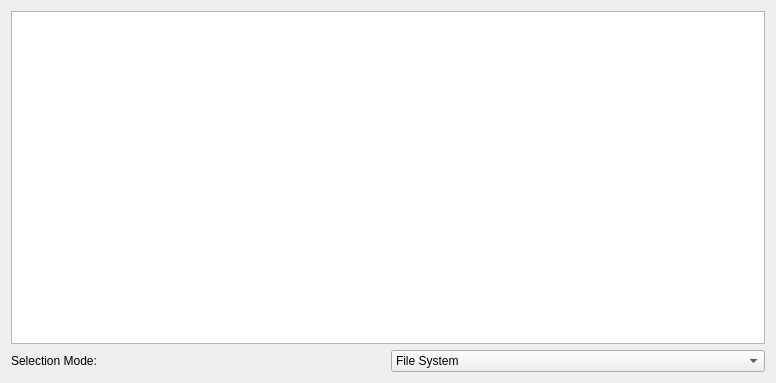
Above: src/libraries/wizard/select_component.ui from n7space/asn1scc.IDE before the change. Below: the same form after it.
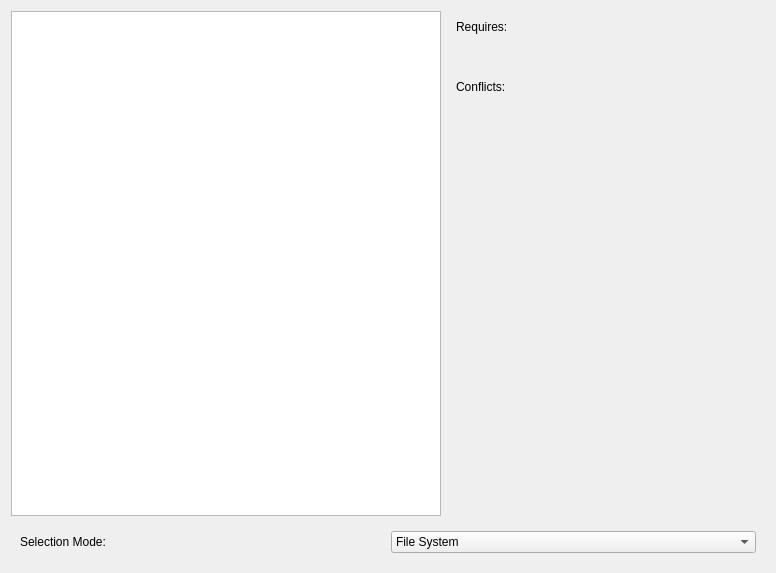
That is the form after the change.

Commit message: ASNIDE-216 Added widget in wizard to show relations between components

What changed in the file:
```diff
--- a/src/libraries/wizard/select_component.ui
+++ b/src/libraries/wizard/select_component.ui
@@ -7,15 +7,75 @@
     <x>0</x>
     <y>0</y>
     <width>776</width>
-    <height>383</height>
+    <height>573</height>
    </rect>
   </property>
+  <property name="sizePolicy">
+   <sizepolicy hsizetype="Preferred" vsizetype="Preferred">
+    <horstretch>0</horstretch>
+    <verstretch>0</verstretch>
+   </sizepolicy>
+  </property>
   <property name="windowTitle">
    <string>Form</string>
   </property>
   <layout class="QGridLayout" name="gridLayout">
-   <item row="0" column="0" colspan="2">
+   <property name="sizeConstraint">
+    <enum>QLayout::SetNoConstraint</enum>
+   </property>
+   <item row="1" column="0" colspan="2">
+    <widget class="QWidget" name="horizontalWidget" native="true">
+     <property name="sizePolicy">
+      <sizepolicy hsizetype="Preferred" vsizetype="Preferred">
+       <horstretch>0</horstretch>
+       <verstretch>0</verstretch>
+      </sizepolicy>
+     </property>
+     <layout class="QHBoxLayout" name="horizontalLayout">
+      <item>
+       <widget class="QLabel" name="modeLabel">
+        <property name="text">
+         <string>Selection Mode:</string>
+        </property>
+       </widget>
+      </item>
+      <item>
+       <widget class="QComboBox" name="modeCombo">
+        <property name="enabled">
+         <bool>true</bool>
+        </property>
+        <property name="sizePolicy">
+         <sizepolicy hsizetype="Preferred" vsizetype="Preferred">
+          <horstretch>0</horstretch>
+          <verstretch>0</verstretch>
+         </sizepolicy>
+        </property>
+        <property name="currentIndex">
+         <number>0</number>
+        </property>
+        <item>
+         <property name="text">
+          <string>File System</string>
+         </property>
+        </item>
+        <item>
+         <property name="text">
+          <string>Metadata</string>
+         </property>
+        </item>
+       </widget>
+      </item>
+     </layout>
+    </widget>
+   </item>
+   <item row="0" column="0">
     <widget class="QTreeView" name="modulesView">
+     <property name="sizePolicy">
+      <sizepolicy hsizetype="Expanding" vsizetype="Expanding">
+       <horstretch>0</horstretch>
+       <verstretch>0</verstretch>
+      </sizepolicy>
+     </property>
      <property name="layoutDirection">
       <enum>Qt::LeftToRight</enum>
      </property>
@@ -69,31 +129,136 @@
      </attribute>
     </widget>
    </item>
-   <item row="1" column="0">
-    <widget class="QLabel" name="modeLable">
-     <property name="text">
-      <string>Selection Mode:</string>
+   <item row="0" column="1">
+    <widget class="QWidget" name="verticalWidget" native="true">
+     <property name="sizePolicy">
+      <sizepolicy hsizetype="Preferred" vsizetype="Expanding">
+       <horstretch>0</horstretch>
+       <verstretch>0</verstretch>
+      </sizepolicy>
      </property>
-    </widget>
-   </item>
-   <item row="1" column="1">
-    <widget class="QComboBox" name="modeCombo">
-     <property name="enabled">
-      <bool>true</bool>
+     <property name="maximumSize">
+      <size>
+       <width>16777215</width>
+       <height>16777215</height>
+      </size>
      </property>
-     <property name="currentIndex">
-      <number>0</number>
-     </property>
-     <item>
-      <property name="text">
-       <string>File System</string>
+     <layout class="QVBoxLayout" name="verticalLayout">
+      <property name="sizeConstraint">
+       <enum>QLayout::SetMaximumSize</enum>
       </property>
-     </item>
-     <item>
-      <property name="text">
-       <string>Metadata</string>
-      </property>
-     </item>
+      <item>
+       <widget class="QLabel" name="requiredLabel">
+        <property name="text">
+         <string>Requires:</string>
+        </property>
+       </widget>
+      </item>
+      <item>
+       <widget class="QLabel" name="requiredItems">
+        <property name="sizePolicy">
+         <sizepolicy hsizetype="Fixed" vsizetype="Preferred">
+          <horstretch>0</horstretch>
+          <verstretch>0</verstretch>
+         </sizepolicy>
+        </property>
+        <property name="minimumSize">
+         <size>
+          <width>300</width>
+          <height>0</height>
+         </size>
+        </property>
+        <property name="maximumSize">
+         <size>
+          <width>300</width>
+          <height>16777215</height>
+         </size>
+        </property>
+        <property name="text">
+         <string/>
+        </property>
+        <property name="wordWrap">
+         <bool>true</bool>
+        </property>
+       </widget>
+      </item>
+      <item>
+       <spacer name="verticalSpacer">
+        <property name="orientation">
+         <enum>Qt::Vertical</enum>
+        </property>
+        <property name="sizeType">
+         <enum>QSizePolicy::Preferred</enum>
+        </property>
+        <property name="sizeHint" stdset="0">
+         <size>
+          <width>20</width>
+          <height>20</height>
+         </size>
+        </property>
+       </spacer>
+      </item>
+      <item>
+       <widget class="QLabel" name="conflictLabel">
+        <property name="sizePolicy">
+         <sizepolicy hsizetype="Preferred" vsizetype="Preferred">
+          <horstretch>0</horstretch>
+          <verstretch>0</verstretch>
+         </sizepolicy>
+        </property>
+        <property name="text">
+         <string>Conflicts:</string>
+        </property>
+       </widget>
+      </item>
+      <item>
+       <widget class="QLabel" name="conflictItems">
+        <property name="sizePolicy">
+         <sizepolicy hsizetype="Fixed" vsizetype="Preferred">
+          <horstretch>0</horstretch>
+          <verstretch>0</verstretch>
+         </sizepolicy>
+        </property>
+        <property name="minimumSize">
+         <size>
+          <width>300</width>
+          <height>0</height>
+         </size>
+        </property>
+        <property name="maximumSize">
+         <size>
+          <width>300</width>
+          <height>16777215</height>
+         </size>
+        </property>
+        <property name="layoutDirection">
+         <enum>Qt::LeftToRight</enum>
+        </property>
+        <property name="text">
+         <string/>
+        </property>
+        <property name="wordWrap">
+         <bool>true</bool>
+        </property>
+       </widget>
+      </item>
+      <item>
+       <spacer name="verticalSpacer_2">
+        <property name="orientation">
+         <enum>Qt::Vertical</enum>
+        </property>
+        <property name="sizeType">
+         <enum>QSizePolicy::Expanding</enum>
+        </property>
+        <property name="sizeHint" stdset="0">
+         <size>
+          <width>20</width>
+          <height>40</height>
+         </size>
+        </property>
+       </spacer>
+      </item>
+     </layout>
     </widget>
    </item>
   </layout>
```
The commit also changes 5 other files.
